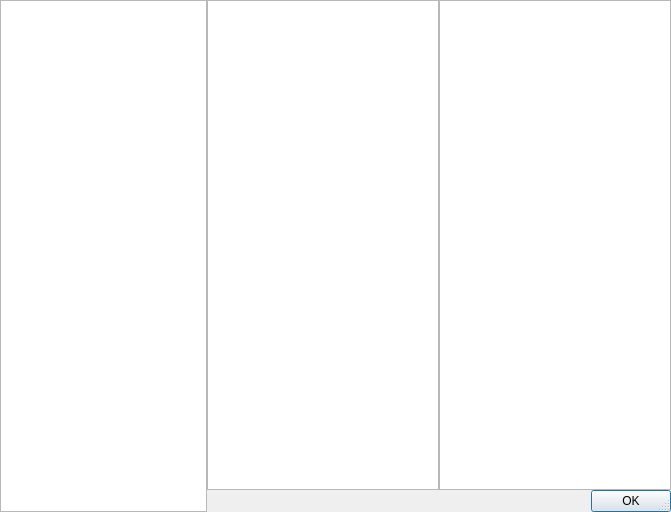
Old version of the form src/conan_explorer/ui/dialogs/pkg_diff/diff.ui in the repository goszpeti/conan_explorer.
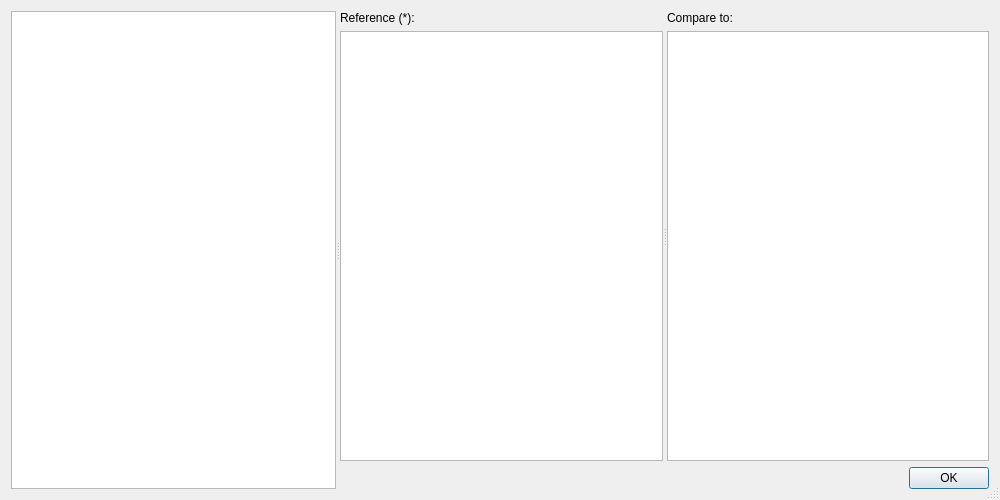
New version of the form.

Commit message: feature/diff dialog (#235)

```diff
--- a/src/conan_explorer/ui/dialogs/pkg_diff/diff.ui
+++ b/src/conan_explorer/ui/dialogs/pkg_diff/diff.ui
@@ -6,8 +6,8 @@
    <rect>
     <x>0</x>
     <y>0</y>
-    <width>671</width>
-    <height>512</height>
+    <width>1000</width>
+    <height>500</height>
    </rect>
   </property>
   <property name="windowTitle">
@@ -16,23 +16,12 @@
   <property name="sizeGripEnabled">
    <bool>true</bool>
   </property>
-  <layout class="QHBoxLayout" name="horizontalLayout_2">
-   <property name="spacing">
-    <number>0</number>
-   </property>
-   <property name="leftMargin">
-    <number>0</number>
-   </property>
-   <property name="topMargin">
-    <number>0</number>
-   </property>
-   <property name="rightMargin">
-    <number>0</number>
-   </property>
-   <property name="bottomMargin">
-    <number>0</number>
-   </property>
+  <layout class="QVBoxLayout" name="verticalLayout_4">
    <item>
+    <widget class="QSplitter" name="splitter_2">
+     <property name="orientation">
+      <enum>Qt::Horizontal</enum>
+     </property>
     <widget class="QListWidget" name="pkgs_list_widget">
      <property name="sizePolicy">
       <sizepolicy hsizetype="Preferred" vsizetype="Expanding">
@@ -40,19 +29,64 @@
        <verstretch>0</verstretch>
       </sizepolicy>
      </property>
-    </widget>
-   </item>
+      <property name="editTriggers">
+       <set>QAbstractItemView::NoEditTriggers</set>
+      </property>
+      <property name="tabKeyNavigation">
+       <bool>true</bool>
+      </property>
+      <property name="selectionBehavior">
+       <enum>QAbstractItemView::SelectItems</enum>
+      </property>
+      <property name="isWrapping" stdset="0">
+       <bool>false</bool>
+      </property>
+      <property name="viewMode">
+       <enum>QListView::ListMode</enum>
+      </property>
+      <property name="wordWrap">
+       <bool>false</bool>
+      </property>
+      <property name="selectionRectVisible">
+       <bool>true</bool>
+      </property>
+     </widget>
+     <widget class="QWidget" name="">
+      <layout class="QVBoxLayout" name="verticalLayout_3">
    <item>
+        <widget class="QSplitter" name="splitter">
+         <property name="orientation">
+          <enum>Qt::Horizontal</enum>
+         </property>
+         <widget class="QWidget" name="">
     <layout class="QVBoxLayout" name="verticalLayout">
      <item>
-      <layout class="QHBoxLayout" name="horizontalLayout">
+            <widget class="QLabel" name="label">
+             <property name="text">
+              <string>Reference (*):</string>
+             </property>
+            </widget>
+           </item>
        <item>
         <widget class="QTextBrowser" name="left_text_browser"/>
        </item>
+          </layout>
+         </widget>
+         <widget class="QWidget" name="">
+          <layout class="QVBoxLayout" name="verticalLayout_2">
+           <item>
+            <widget class="QLabel" name="label_2">
+             <property name="text">
+              <string>Compare to:</string>
+             </property>
+            </widget>
+           </item>
        <item>
         <widget class="QTextBrowser" name="right_text_browser"/>
        </item>
       </layout>
+         </widget>
+        </widget>
      </item>
      <item>
       <widget class="QDialogButtonBox" name="button_box">
@@ -65,6 +99,8 @@
       </widget>
      </item>
     </layout>
+     </widget>
+    </widget>
    </item>
   </layout>
  </widget>
```
Lines whose indentation alone changed are shown as unchanged. The commit also changes 96 other files.
